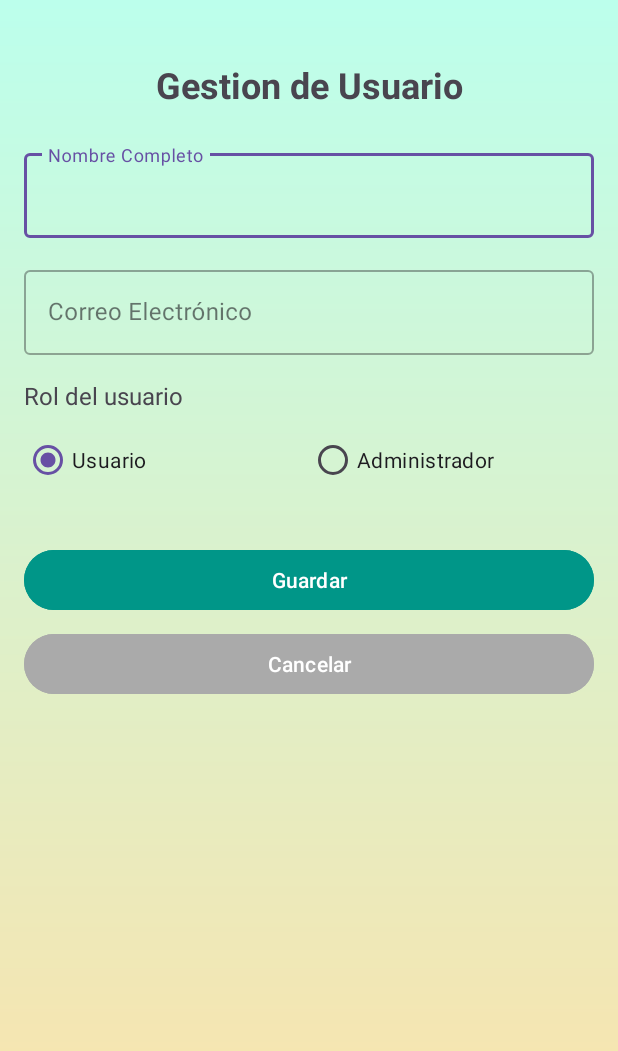
After one commit to hectorvcode/fruver_porvenir, an Android app: the UserFormActivity screen opened directly, with no data from a screen before it, on a phone screen of 412 x 824 dp. The commit adds this screen. Shown: the top 1051 px of the screen. Run offline under Robolectric (Android 15) with nearby library versions, the phone set to English and light mode, and no system bars; 1 statement that could not run was skipped.

Commit message:
Added Feature to Admin users

```diff
--- a/app/src/main/AndroidManifest.xml
+++ b/app/src/main/AndroidManifest.xml
@@ -40,6 +40,10 @@
             android:exported="false" />
         <activity android:name=".Activities.ProfileActivity"
             android:exported="false" />
+        <activity android:name=".Activities.UserAdminActivity"
+            android:exported="false" />
+        <activity android:name=".Activities.UserFormActivity"
+            android:exported="false" />
 
     </application>
 
--- /dev/null
+++ b/app/src/main/res/layout/activity_user_form.xml
@@ -0,0 +1,125 @@
+<?xml version="1.0" encoding="utf-8"?>
+<ScrollView xmlns:android="http://schemas.android.com/apk/res/android"
+    xmlns:app="http://schemas.android.com/apk/res-auto"
+    xmlns:tools="http://schemas.android.com/tools"
+    android:layout_width="match_parent"
+    android:layout_height="match_parent"
+    android:background="@drawable/background_gradient">
+
+    <androidx.constraintlayout.widget.ConstraintLayout
+        android:layout_width="match_parent"
+        android:layout_height="wrap_content"
+        android:padding="16dp">
+
+        <TextView
+            android:id="@+id/tv_titulo_usuario"
+            android:layout_width="wrap_content"
+            android:layout_height="wrap_content"
+            android:layout_marginTop="24dp"
+            android:text="@string/gestion_de_usuario"
+            android:textSize="24sp"
+            android:textStyle="bold"
+            app:layout_constraintEnd_toEndOf="parent"
+            app:layout_constraintStart_toStartOf="parent"
+            app:layout_constraintTop_toTopOf="parent" />
+
+        <com.google.android.material.textfield.TextInputLayout
+            android:id="@+id/til_nombre"
+            style="@style/Widget.MaterialComponents.TextInputLayout.OutlinedBox"
+            android:layout_width="match_parent"
+            android:layout_height="wrap_content"
+            android:layout_marginTop="24dp"
+            android:hint="@string/nombre_completo"
+            app:layout_constraintEnd_toEndOf="parent"
+            app:layout_constraintStart_toStartOf="parent"
+            app:layout_constraintTop_toBottomOf="@+id/tv_titulo_usuario">
+
+            <com.google.android.material.textfield.TextInputEditText
+                android:id="@+id/et_nombre"
+                android:layout_width="match_parent"
+                android:layout_height="wrap_content"
+                android:inputType="text" />
+        </com.google.android.material.textfield.TextInputLayout>
+
+        <com.google.android.material.textfield.TextInputLayout
+            android:id="@+id/til_email"
+            style="@style/Widget.MaterialComponents.TextInputLayout.OutlinedBox"
+            android:layout_width="match_parent"
+            android:layout_height="wrap_content"
+            android:layout_marginTop="16dp"
+            android:hint="@string/correo_electronico"
+            app:layout_constraintEnd_toEndOf="parent"
+            app:layout_constraintStart_toStartOf="parent"
+            app:layout_constraintTop_toBottomOf="@+id/til_nombre">
+
+            <com.google.android.material.textfield.TextInputEditText
+                android:id="@+id/et_email"
+                android:layout_width="match_parent"
+                android:layout_height="wrap_content"
+                android:inputType="textEmailAddress" />
+        </com.google.android.material.textfield.TextInputLayout>
+
+        <TextView
+            android:id="@+id/tv_rol"
+            android:layout_width="wrap_content"
+            android:layout_height="wrap_content"
+            android:layout_marginTop="16dp"
+            android:text="@string/rol_usuario"
+            android:textSize="16sp"
+            app:layout_constraintStart_toStartOf="parent"
+            app:layout_constraintTop_toBottomOf="@+id/til_email" />
+
+        <RadioGroup
+            android:id="@+id/rg_rol"
+            android:layout_width="match_parent"
+            android:layout_height="wrap_content"
+            android:layout_marginTop="8dp"
+            android:orientation="horizontal"
+            app:layout_constraintEnd_toEndOf="parent"
+            app:layout_constraintStart_toStartOf="parent"
+            app:layout_constraintTop_toBottomOf="@+id/tv_rol">
+
+            <RadioButton
+                android:id="@+id/rb_user"
+                android:layout_width="0dp"
+                android:layout_height="wrap_content"
+                android:layout_weight="1"
+                android:checked="true"
+                android:text="@string/usuario" />
+
+            <RadioButton
+                android:id="@+id/rb_admin"
+                android:layout_width="0dp"
+                android:layout_height="wrap_content"
+                android:layout_weight="1"
+                android:text="@string/administrador" />
+        </RadioGroup>
+
+        <Button
+            android:id="@+id/btn_guardar"
+            android:layout_width="0dp"
+            android:layout_height="wrap_content"
+            android:layout_marginTop="32dp"
+            android:backgroundTint="@color/green_mint"
+            android:text="@string/guardar"
+            android:textColor="@android:color/white"
+            app:layout_constraintEnd_toEndOf="parent"
+            app:layout_constraintStart_toStartOf="parent"
+            app:layout_constraintTop_toBottomOf="@+id/rg_rol" />
+
+        <Button
+            android:id="@+id/btn_cancelar"
+            android:layout_width="0dp"
+            android:layout_height="wrap_content"
+            android:layout_marginTop="8dp"
+            android:layout_marginBottom="16dp"
+            android:backgroundTint="@android:color/darker_gray"
+            android:text="@string/cancelar"
+            android:textColor="@android:color/white"
+            app:layout_constraintBottom_toBottomOf="parent"
+            app:layout_constraintEnd_toEndOf="parent"
+            app:layout_constraintStart_toStartOf="parent"
+            app:layout_constraintTop_toBottomOf="@+id/btn_guardar" />
+
+    </androidx.constraintlayout.widget.ConstraintLayout>
+</ScrollView>
--- a/app/src/main/res/values/strings.xml
+++ b/app/src/main/res/values/strings.xml
@@ -78,4 +78,13 @@
     <string name="carrito_vacio">Tu carrito está vacío</string>
     <string name="subtotal">Subtotal</string>
     <string name="total">Total</string>
+    <string name="administrar_usuarios">Administrar Usuarios</string>
+    <string name="agregar_usuario">Agregar Usuario</string>
+    <string name="rol_usuario">Rol del usuario</string>
+    <string name="email_example_com">email@example.com</string>
+    <string name="nombre_de_usuario">Nombre de Usuario</string>
+    <string name="avatar_usuario">Avatar Usuario</string>
+    <string name="administrador">Administrador</string>
+    <string name="gestion_de_usuario">Gestion de Usuario</string>
+    <string name="correo_electronico">Correo Electrónico</string>
 </resources>
```
Also changed, not shown: app/src/main/java/com/example/online_store/Activities/ProfileActivity.kt (+9 -1 lines), app/src/main/java/com/example/online_store/Activities/UserAdminActivity.kt (added, +138 -0 lines), app/src/main/java/com/example/online_store/Activities/UserFormActivity.kt (added, +200 -0 lines), app/src/main/java/com/example/online_store/adapter/UserAdapter.kt (added, +58 -0 lines), app/src/main/java/com/example/online_store/data/UserDao.kt (+21 -1 lines), app/src/main/res/layout/activity_profile.xml (+15 -1 lines), app/src/main/res/layout/activity_user_admin.xml (added, +43 -0 lines), app/src/main/res/layout/item_user.xml (added, +84 -0 lines).
